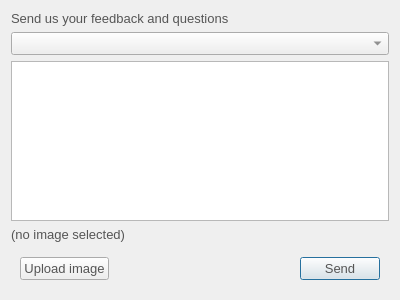
Above: src/ui/linux/TogglDesktop/feedbackdialog.ui from toggl-open-source/toggldesktop before the change. Below: the same form after it.
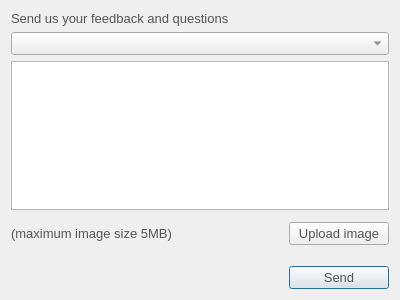
That is the form after the change.

Commit message: Updated feedback from design and added filesize check and error notices (linux), #2444

The edit to the form file:
```diff
--- a/src/ui/linux/TogglDesktop/feedbackdialog.ui
+++ b/src/ui/linux/TogglDesktop/feedbackdialog.ui
@@ -35,22 +35,30 @@
     <widget class="QTextEdit" name="content"/>
    </item>
    <item>
-    <widget class="QLabel" name="selectedImageFilename">
-     <property name="text">
-      <string>(no image selected)</string>
+    <widget class="QWidget" name="fileRow" native="true">
+     <property name="minimumSize">
+      <size>
+       <width>0</width>
+       <height>0</height>
+      </size>
      </property>
-    </widget>
-   </item>
-   <item>
-    <widget class="QWidget" name="widget" native="true">
-     <layout class="QHBoxLayout" name="horizontalLayout">
+     <layout class="QHBoxLayout" name="horizontalLayout_2">
+      <property name="leftMargin">
+       <number>0</number>
+      </property>
+      <property name="topMargin">
+       <number>6</number>
+      </property>
+      <property name="rightMargin">
+       <number>0</number>
+      </property>
+      <property name="bottomMargin">
+       <number>6</number>
+      </property>
       <item>
-       <widget class="QPushButton" name="uploadImageButton">
+       <widget class="QLabel" name="selectedImageFilename">
         <property name="text">
-         <string>Upload image</string>
-        </property>
-        <property name="autoDefault">
-         <bool>false</bool>
+         <string>(maximum image size 5MB)</string>
         </property>
        </widget>
       </item>
@@ -68,7 +76,47 @@
        </spacer>
       </item>
       <item>
+       <widget class="QPushButton" name="uploadImageButton">
+        <property name="minimumSize">
+         <size>
+          <width>100</width>
+          <height>0</height>
+         </size>
+        </property>
+        <property name="maximumSize">
+         <size>
+          <width>100</width>
+          <height>16777215</height>
+         </size>
+        </property>
+        <property name="text">
+         <string>Upload image</string>
+        </property>
+        <property name="autoDefault">
+         <bool>false</bool>
+        </property>
+       </widget>
+      </item>
+     </layout>
+    </widget>
+   </item>
+   <item>
+    <widget class="QWidget" name="widget" native="true">
+     <layout class="QHBoxLayout" name="horizontalLayout">
+      <property name="rightMargin">
+       <number>0</number>
+      </property>
+      <property name="bottomMargin">
+       <number>0</number>
+      </property>
+      <item alignment="Qt::AlignRight">
        <widget class="QPushButton" name="sendButton">
+        <property name="minimumSize">
+         <size>
+          <width>100</width>
+          <height>0</height>
+         </size>
+        </property>
         <property name="text">
          <string>Send</string>
         </property>
```
The commit also changes 1 other file.
